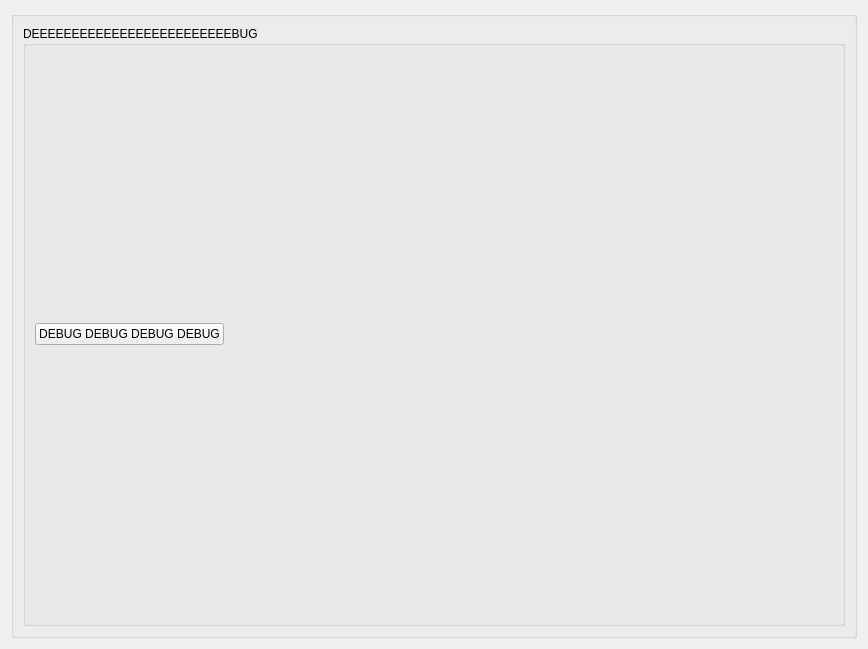
Old version of the form plugins/conDetect/conDetect_settingsWidget.ui in the repository pyIVLS/pyIVLS.
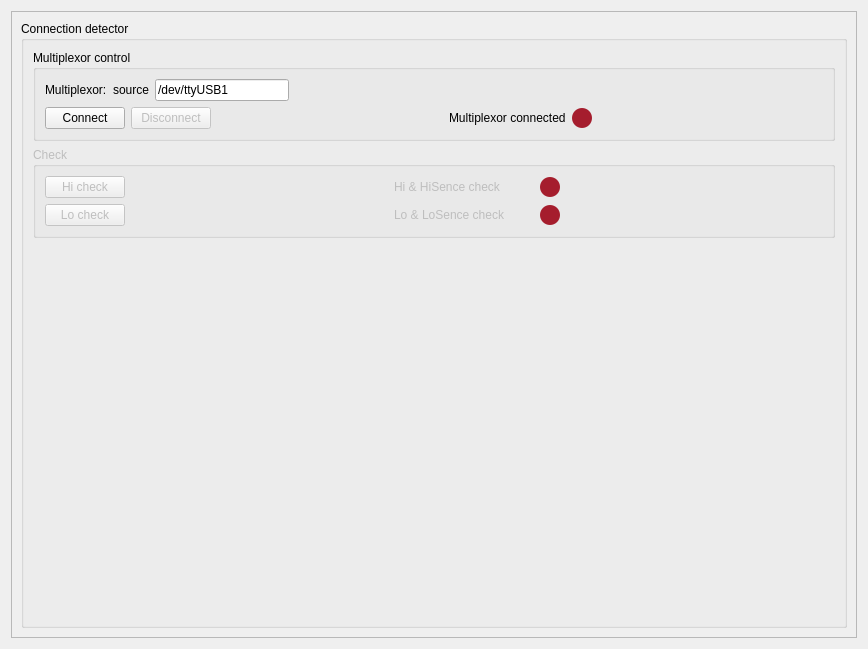
New version of the form.

Commit message: ConDetect plugin added, but not yet tested itc503 plugin added but not finished

```diff
--- a/plugins/conDetect/conDetect_settingsWidget.ui
+++ b/plugins/conDetect/conDetect_settingsWidget.ui
@@ -21,41 +21,338 @@
   </property>
   <layout class="QGridLayout" name="gridLayout">
    <item row="0" column="0">
-    <widget class="QGroupBox" name="groupBox_general">
-     <property name="title">
-      <string/>
+    <widget class="QScrollArea" name="scrollArea">
+     <property name="widgetResizable">
+      <bool>true</bool>
      </property>
-     <layout class="QVBoxLayout" name="verticalLayout">
-      <item>
-       <widget class="QGroupBox" name="saveBox">
-        <property name="title">
-         <string>DEEEEEEEEEEEEEEEEEEEEEEEEEBUG</string>
-        </property>
-        <layout class="QHBoxLayout" name="horizontalLayout_3">
-         <item>
-          <widget class="QPushButton" name="saveButton">
-           <property name="text">
-            <string>DEBUG DEBUG DEBUG DEBUG</string>
-           </property>
-          </widget>
-         </item>
-         <item>
-          <spacer name="horizontalSpacer_2">
-           <property name="orientation">
-            <enum>Qt::Horizontal</enum>
-           </property>
-           <property name="sizeHint" stdset="0">
-            <size>
-             <width>40</width>
-             <height>20</height>
-            </size>
-           </property>
-          </spacer>
-         </item>
-        </layout>
-       </widget>
-      </item>
-     </layout>
+     <widget class="QWidget" name="scrollAreaWidgetContents">
+      <property name="geometry">
+       <rect>
+        <x>0</x>
+        <y>0</y>
+        <width>848</width>
+        <height>629</height>
+       </rect>
+      </property>
+      <layout class="QVBoxLayout" name="verticalLayout_2">
+       <item>
+        <widget class="QGroupBox" name="groupBox_general">
+         <property name="title">
+          <string>Connection detector</string>
+         </property>
+         <layout class="QVBoxLayout" name="verticalLayout">
+          <item>
+           <widget class="QGroupBox" name="controlBox">
+            <property name="title">
+             <string>Multiplexor control</string>
+            </property>
+            <layout class="QVBoxLayout" name="verticalLayout_4">
+             <item>
+              <layout class="QHBoxLayout" name="SourceLayout" stretch="1,0,1,4">
+               <item>
+                <widget class="QLabel" name="sourceText">
+                 <property name="sizePolicy">
+                  <sizepolicy hsizetype="Fixed" vsizetype="Fixed">
+                   <horstretch>0</horstretch>
+                   <verstretch>0</verstretch>
+                  </sizepolicy>
+                 </property>
+                 <property name="minimumSize">
+                  <size>
+                   <width>0</width>
+                   <height>0</height>
+                  </size>
+                 </property>
+                 <property name="text">
+                  <string>Multiplexor:</string>
+                 </property>
+                </widget>
+               </item>
+               <item>
+                <widget class="QLabel" name="sourceLabel">
+                 <property name="text">
+                  <string>source</string>
+                 </property>
+                </widget>
+               </item>
+               <item>
+                <widget class="QLineEdit" name="sourceLine">
+                 <property name="text">
+                  <string>/dev/ttyUSB1</string>
+                 </property>
+                </widget>
+               </item>
+               <item>
+                <spacer name="horizontalSpacer">
+                 <property name="orientation">
+                  <enum>Qt::Horizontal</enum>
+                 </property>
+                 <property name="sizeHint" stdset="0">
+                  <size>
+                   <width>40</width>
+                   <height>20</height>
+                  </size>
+                 </property>
+                </spacer>
+               </item>
+              </layout>
+             </item>
+             <item>
+              <layout class="QHBoxLayout" name="SourceLayout_3">
+               <item>
+                <widget class="QPushButton" name="connectButton">
+                 <property name="text">
+                  <string>Connect</string>
+                 </property>
+                </widget>
+               </item>
+               <item>
+                <widget class="QPushButton" name="disconnectButton">
+                 <property name="enabled">
+                  <bool>false</bool>
+                 </property>
+                 <property name="text">
+                  <string>Disconnect</string>
+                 </property>
+                </widget>
+               </item>
+               <item>
+                <spacer name="horizontalSpacer_12">
+                 <property name="orientation">
+                  <enum>Qt::Horizontal</enum>
+                 </property>
+                 <property name="sizeHint" stdset="0">
+                  <size>
+                   <width>40</width>
+                   <height>20</height>
+                  </size>
+                 </property>
+                </spacer>
+               </item>
+               <item>
+                <widget class="QLabel" name="statusLabel_6">
+                 <property name="text">
+                  <string>Multiplexor connected</string>
+                 </property>
+                </widget>
+               </item>
+               <item>
+                <widget class="QLabel" name="connectionIndicator">
+                 <property name="maximumSize">
+                  <size>
+                   <width>20</width>
+                   <height>20</height>
+                  </size>
+                 </property>
+                 <property name="styleSheet">
+                  <string notr="true">border-radius: 10px;
+background-color:rgb(165, 29, 45);
+min-height: 20px;
+min-width: 20px;</string>
+                 </property>
+                 <property name="text">
+                  <string/>
+                 </property>
+                </widget>
+               </item>
+               <item>
+                <spacer name="horizontalSpacer_13">
+                 <property name="orientation">
+                  <enum>Qt::Horizontal</enum>
+                 </property>
+                 <property name="sizeHint" stdset="0">
+                  <size>
+                   <width>40</width>
+                   <height>20</height>
+                  </size>
+                 </property>
+                </spacer>
+               </item>
+              </layout>
+             </item>
+            </layout>
+           </widget>
+          </item>
+          <item>
+           <widget class="QGroupBox" name="statusBox">
+            <property name="enabled">
+             <bool>false</bool>
+            </property>
+            <property name="title">
+             <string>Check</string>
+            </property>
+            <layout class="QVBoxLayout" name="verticalLayout_5">
+             <item>
+              <layout class="QHBoxLayout" name="hiConnectLayout">
+               <item>
+                <widget class="QPushButton" name="hiConnectionButton">
+                 <property name="text">
+                  <string>Hi check</string>
+                 </property>
+                </widget>
+               </item>
+               <item>
+                <spacer name="horizontalSpacer_5">
+                 <property name="orientation">
+                  <enum>Qt::Horizontal</enum>
+                 </property>
+                 <property name="sizeHint" stdset="0">
+                  <size>
+                   <width>40</width>
+                   <height>20</height>
+                  </size>
+                 </property>
+                </spacer>
+               </item>
+               <item>
+                <widget class="QLabel" name="statusLabel_2">
+                 <property name="minimumSize">
+                  <size>
+                   <width>140</width>
+                   <height>0</height>
+                  </size>
+                 </property>
+                 <property name="maximumSize">
+                  <size>
+                   <width>150</width>
+                   <height>16777215</height>
+                  </size>
+                 </property>
+                 <property name="text">
+                  <string>Hi &amp; HiSence check</string>
+                 </property>
+                </widget>
+               </item>
+               <item>
+                <widget class="QLabel" name="hiConnectionIndicator">
+                 <property name="maximumSize">
+                  <size>
+                   <width>20</width>
+                   <height>20</height>
+                  </size>
+                 </property>
+                 <property name="styleSheet">
+                  <string notr="true">border-radius: 10px;
+background-color:rgb(165, 29, 45);
+min-height: 20px;
+min-width: 20px;</string>
+                 </property>
+                 <property name="text">
+                  <string/>
+                 </property>
+                </widget>
+               </item>
+               <item>
+                <spacer name="horizontalSpacer_3">
+                 <property name="orientation">
+                  <enum>Qt::Horizontal</enum>
+                 </property>
+                 <property name="sizeHint" stdset="0">
+                  <size>
+                   <width>40</width>
+                   <height>20</height>
+                  </size>
+                 </property>
+                </spacer>
+               </item>
+              </layout>
+             </item>
+             <item>
+              <layout class="QHBoxLayout" name="horizontalLayout_3">
+               <item>
+                <widget class="QPushButton" name="loConnectionButton">
+                 <property name="text">
+                  <string>Lo check</string>
+                 </property>
+                </widget>
+               </item>
+               <item>
+                <spacer name="horizontalSpacer_9">
+                 <property name="orientation">
+                  <enum>Qt::Horizontal</enum>
+                 </property>
+                 <property name="sizeHint" stdset="0">
+                  <size>
+                   <width>40</width>
+                   <height>20</height>
+                  </size>
+                 </property>
+                </spacer>
+               </item>
+               <item>
+                <widget class="QLabel" name="statusLabel_4">
+                 <property name="minimumSize">
+                  <size>
+                   <width>140</width>
+                   <height>0</height>
+                  </size>
+                 </property>
+                 <property name="maximumSize">
+                  <size>
+                   <width>150</width>
+                   <height>16777215</height>
+                  </size>
+                 </property>
+                 <property name="text">
+                  <string>Lo &amp; LoSence check</string>
+                 </property>
+                </widget>
+               </item>
+               <item>
+                <widget class="QLabel" name="loConnectionIndicator">
+                 <property name="maximumSize">
+                  <size>
+                   <width>20</width>
+                   <height>20</height>
+                  </size>
+                 </property>
+                 <property name="styleSheet">
+                  <string notr="true">border-radius: 10px;
+background-color:rgb(165, 29, 45);
+min-height: 20px;
+min-width: 20px;</string>
+                 </property>
+                 <property name="text">
+                  <string/>
+                 </property>
+                </widget>
+               </item>
+               <item>
+                <spacer name="horizontalSpacer_10">
+                 <property name="orientation">
+                  <enum>Qt::Horizontal</enum>
+                 </property>
+                 <property name="sizeHint" stdset="0">
+                  <size>
+                   <width>40</width>
+                   <height>20</height>
+                  </size>
+                 </property>
+                </spacer>
+               </item>
+              </layout>
+             </item>
+            </layout>
+           </widget>
+          </item>
+          <item>
+           <spacer name="verticalSpacer">
+            <property name="orientation">
+             <enum>Qt::Vertical</enum>
+            </property>
+            <property name="sizeHint" stdset="0">
+             <size>
+              <width>20</width>
+              <height>40</height>
+             </size>
+            </property>
+           </spacer>
+          </item>
+         </layout>
+        </widget>
+       </item>
+      </layout>
+     </widget>
     </widget>
    </item>
   </layout>
```
Left out of the diff: 2 changed lines with no effect on the pictures. The commit also changes 13 other files.
